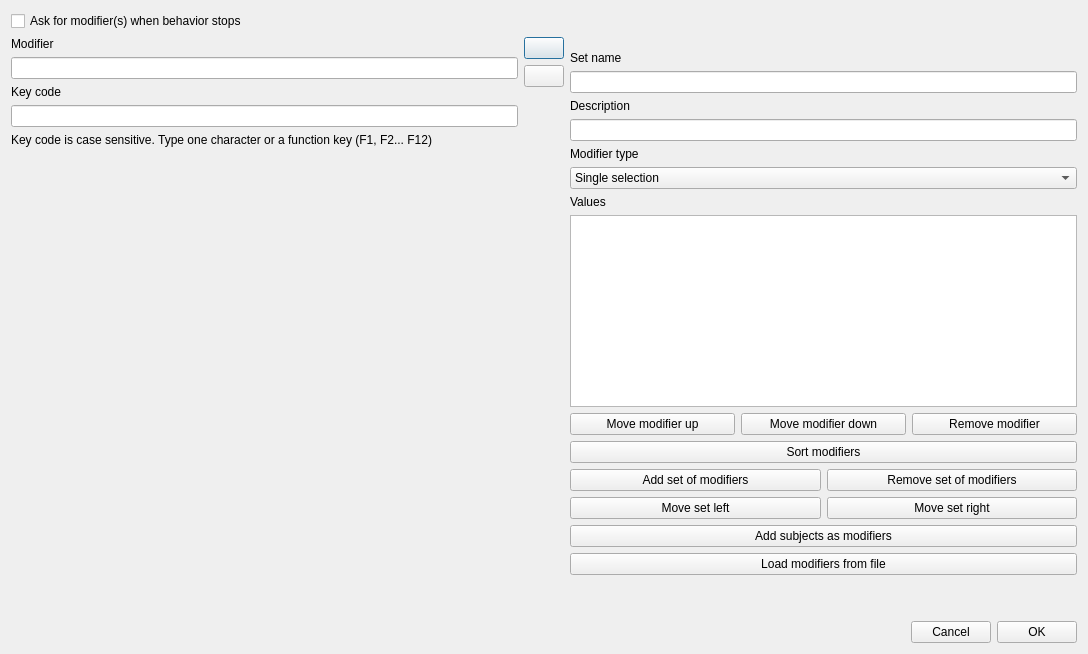
Above: boris/add_modifier.ui from olivierfriard/BORIS before the change. Below: the same form after it.
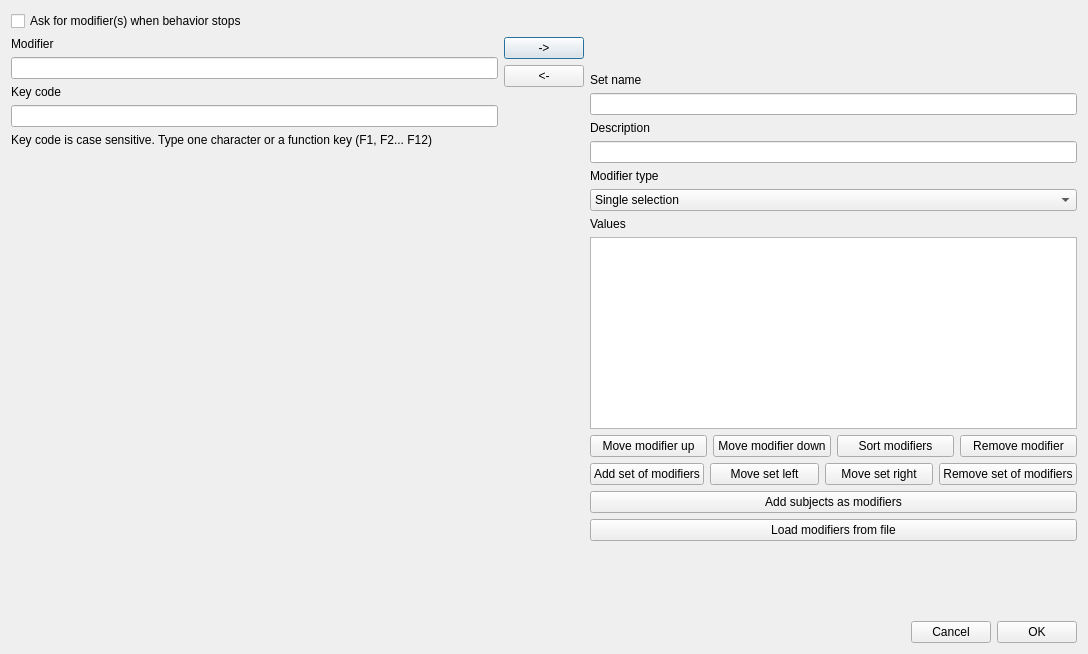
That is the form after the change.

Diff of the .ui file:
```diff
--- a/boris/add_modifier.ui
+++ b/boris/add_modifier.ui
@@ -77,14 +77,14 @@
          <item>
           <widget class="QPushButton" name="pbAddModifier">
            <property name="text">
-            <string/>
+            <string>-&gt;</string>
            </property>
           </widget>
          </item>
          <item>
           <widget class="QPushButton" name="pbModifyModifier">
            <property name="text">
-            <string/>
+            <string>&lt;-</string>
            </property>
           </widget>
          </item>
@@ -207,6 +207,13 @@
              </property>
             </widget>
            </item>
+           <item>
+            <widget class="QPushButton" name="pb_sort_modifiers">
+             <property name="text">
+              <string>Sort modifiers</string>
+             </property>
+            </widget>
+           </item>
            <item>
             <widget class="QPushButton" name="pbRemoveModifier">
              <property name="text">
@@ -216,13 +223,6 @@
            </item>
           </layout>
          </item>
-         <item>
-          <widget class="QPushButton" name="pb_sort_modifiers">
-           <property name="text">
-            <string>Sort modifiers</string>
-           </property>
-          </widget>
-         </item>
          <item>
           <layout class="QHBoxLayout" name="horizontalLayout_3">
            <item>
@@ -233,17 +233,6 @@
             </widget>
            </item>
            <item>
-            <widget class="QPushButton" name="pbRemoveSet">
-             <property name="text">
-              <string>Remove set of modifiers</string>
-             </property>
-            </widget>
-           </item>
-          </layout>
-         </item>
-         <item>
-          <layout class="QHBoxLayout" name="horizontalLayout_4">
-           <item>
             <widget class="QPushButton" name="pbMoveSetLeft">
              <property name="text">
               <string>Move set left</string>
@@ -257,6 +246,13 @@
              </property>
             </widget>
            </item>
+           <item>
+            <widget class="QPushButton" name="pbRemoveSet">
+             <property name="text">
+              <string>Remove set of modifiers</string>
+             </property>
+            </widget>
+           </item>
           </layout>
          </item>
          <item>
```
Left out of the diff: 17 changed lines with no effect on the pictures.
